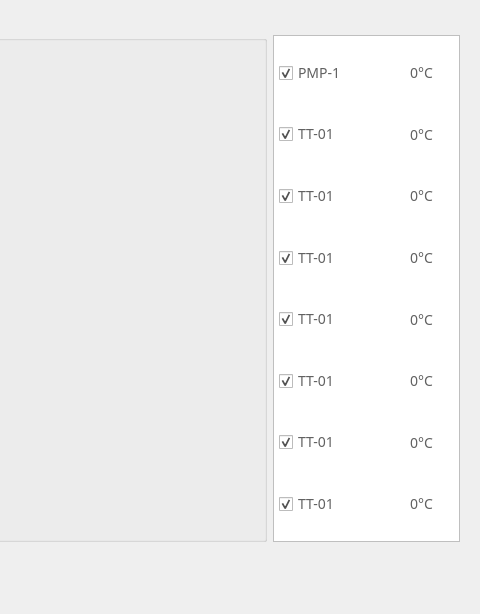
Old version of the form DeviceStatus/RealTimeCurve/rtcurve.ui in the repository Hccccc1/MOH_viewer; both pictures show x 726 to 1206 and y 120 to 734 of the 1206 by 734 pixel window.
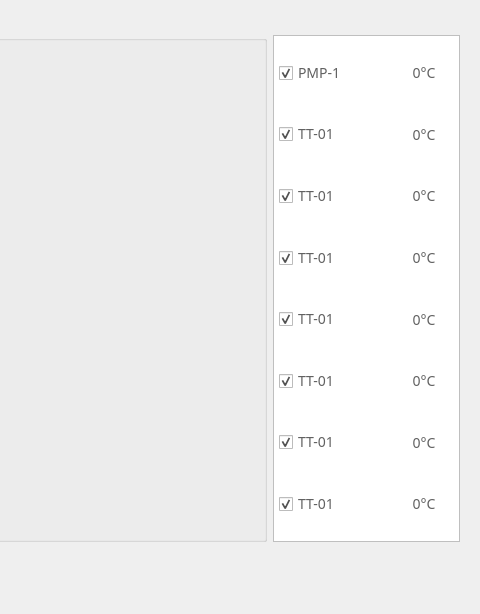
New version of the form. Icons and pictures are not drawn.

What changed in the file:
```diff
--- a/DeviceStatus/RealTimeCurve/rtcurve.ui
+++ b/DeviceStatus/RealTimeCurve/rtcurve.ui
@@ -88,13 +88,13 @@
              <widget class="QCheckBox" name="checkBox_chart_1">
               <property name="minimumSize">
                <size>
-                <width>60</width>
+                <width>65</width>
                 <height>0</height>
                </size>
               </property>
               <property name="maximumSize">
                <size>
-                <width>60</width>
+                <width>65</width>
                 <height>16777215</height>
                </size>
               </property>
@@ -183,13 +183,13 @@
              <widget class="QCheckBox" name="checkBox_chart_2">
               <property name="minimumSize">
                <size>
-                <width>60</width>
+                <width>65</width>
                 <height>0</height>
                </size>
               </property>
               <property name="maximumSize">
                <size>
-                <width>60</width>
+                <width>65</width>
                 <height>16777215</height>
                </size>
               </property>
@@ -270,13 +270,13 @@
              <widget class="QCheckBox" name="checkBox_chart_3">
               <property name="minimumSize">
                <size>
-                <width>60</width>
+                <width>65</width>
                 <height>0</height>
                </size>
               </property>
               <property name="maximumSize">
                <size>
-                <width>60</width>
+                <width>65</width>
                 <height>16777215</height>
                </size>
               </property>
@@ -357,13 +357,13 @@
              <widget class="QCheckBox" name="checkBox_chart_4">
               <property name="minimumSize">
                <size>
-                <width>60</width>
+                <width>65</width>
                 <height>0</height>
                </size>
               </property>
               <property name="maximumSize">
                <size>
-                <width>60</width>
+                <width>65</width>
                 <height>16777215</height>
                </size>
               </property>
@@ -444,13 +444,13 @@
              <widget class="QCheckBox" name="checkBox_chart_5">
               <property name="minimumSize">
                <size>
-                <width>60</width>
+                <width>65</width>
                 <height>0</height>
                </size>
               </property>
               <property name="maximumSize">
                <size>
-                <width>60</width>
+                <width>65</width>
                 <height>16777215</height>
                </size>
               </property>
@@ -531,13 +531,13 @@
              <widget class="QCheckBox" name="checkBox_chart_6">
               <property name="minimumSize">
                <size>
-                <width>60</width>
+                <width>65</width>
                 <height>0</height>
                </size>
               </property>
               <property name="maximumSize">
                <size>
-                <width>60</width>
+                <width>65</width>
                 <height>16777215</height>
                </size>
               </property>
@@ -618,13 +618,13 @@
              <widget class="QCheckBox" name="checkBox_chart_7">
               <property name="minimumSize">
                <size>
-                <width>60</width>
+                <width>65</width>
                 <height>0</height>
                </size>
               </property>
               <property name="maximumSize">
                <size>
-                <width>60</width>
+                <width>65</width>
                 <height>16777215</height>
                </size>
               </property>
@@ -705,13 +705,13 @@
              <widget class="QCheckBox" name="checkBox_chart_8">
               <property name="minimumSize">
                <size>
-                <width>60</width>
+                <width>65</width>
                 <height>0</height>
                </size>
               </property>
               <property name="maximumSize">
                <size>
-                <width>60</width>
+                <width>65</width>
                 <height>16777215</height>
                </size>
               </property>
```
